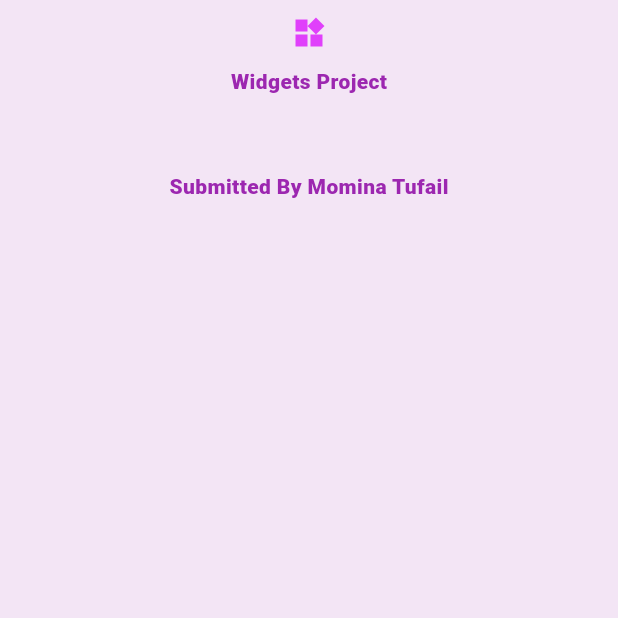
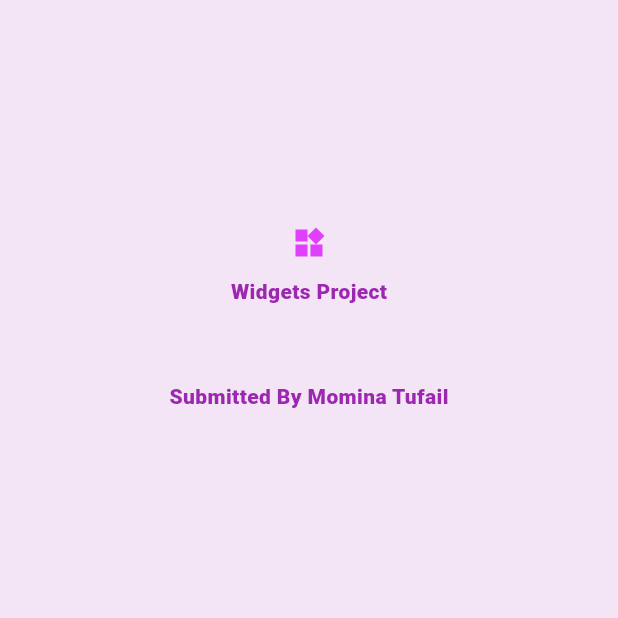
Before and after one commit to mominatufail/WidgetProject, a Flutter app: the Splashscreen screen opened directly, on a phone screen of 412 x 824 dp, the top half of it. Run offline on Flutter 3.47's test engine with Material 3 defaults, Android fonts, the phone set to English and light mode, and no system bars.

Commit message:
code updated

```diff
--- a/lib/Views/SplashScreen-View/SplashScreenView.dart
+++ b/lib/Views/SplashScreen-View/SplashScreenView.dart
@@ -23,7 +23,7 @@ class _SplashscreenState extends State<Splashscreen> {
   Widget build(BuildContext context) {
     return Scaffold(backgroundColor: Colors.purple.shade50,
       body: Padding(
-        padding: EdgeInsets.only(left: 20, top: 10, right: 20, bottom: 100,),
+        padding: EdgeInsets.only(left: 20, top: 150, right: 20, bottom: 100,),
         child: Center(
           child: Center(
             child: Column(children: [
```
